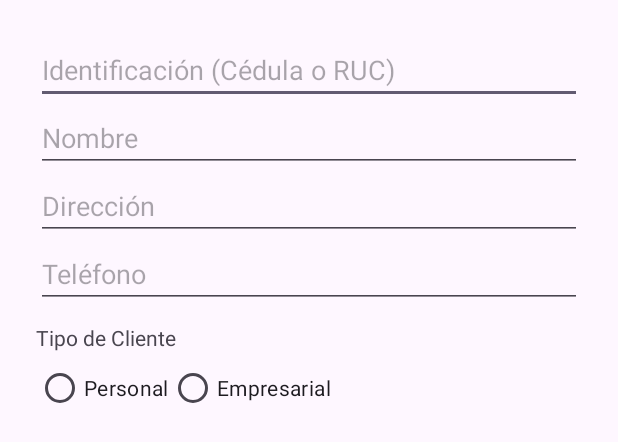
After one commit to Winareku/POO-P1-G03_FixMyRide, an Android app: the layout dialog_agregar_cliente.xml on its own in the app's theme, with its tools: preview values and no code run, on a phone screen of 412 x 824 dp. The commit adds this screen. Shown: the top 442 px of the screen. Run offline under Robolectric (Android 15) with nearby library versions, the phone set to English and light mode, and no system bars.

Commit message:
Administrar Clientes

```diff
--- a/Proyecto_Android/FixMyRide_Android/app/src/main/res/layout/activity_clientes.xml
+++ b/Proyecto_Android/FixMyRide_Android/app/src/main/res/layout/activity_clientes.xml
@@ -15,7 +15,7 @@
         android:textSize="22sp"
         android:textStyle="bold"
         android:layout_gravity="center"
-        android:marginBottom="12dp"/>
+        android:layout_marginBottom="12dp"/>
 
     <Button
         android:id="@+id/btnAgregarCliente"
@@ -23,7 +23,7 @@
         android:layout_height="wrap_content"
         android:layout_gravity="center"
         android:background="@drawable/rounded_green_button"
-        android:marginBottom="16dp"
+        android:layout_marginBottom="16dp"
         android:text="Agregar Cliente"
         android:textColor="#FFF" />
 
--- a/Proyecto_Android/FixMyRide_Android/app/src/main/res/layout/activity_main.xml
+++ b/Proyecto_Android/FixMyRide_Android/app/src/main/res/layout/activity_main.xml
@@ -44,14 +44,15 @@
         android:rowCount="4"
         app:layout_constraintBottom_toBottomOf="parent"
         app:layout_constraintEnd_toEndOf="parent"
+        app:layout_constraintHorizontal_bias="0.0"
         app:layout_constraintStart_toStartOf="parent"
         app:layout_constraintTop_toBottomOf="@+id/imageView"
         app:layout_constraintVertical_bias="0.0">
 
         <Button
             android:id="@+id/button1"
-            android:layout_width="0dp"
-            android:layout_height="0dp"
+            android:layout_width="7dp"
+            android:layout_height="32dp"
             android:layout_rowWeight="1"
             android:layout_columnWeight="1"
             android:layout_margin="8dp"
@@ -59,6 +60,7 @@
             android:text="Administrar clientes"
             android:textSize="18sp"
             android:textStyle="bold" />
+
 
         <Button
             android:id="@+id/button2"
--- /dev/null
+++ b/Proyecto_Android/FixMyRide_Android/app/src/main/res/layout/dialog_agregar_cliente.xml
@@ -0,0 +1,59 @@
+<?xml version="1.0" encoding="utf-8"?>
+<LinearLayout
+    xmlns:android="http://schemas.android.com/apk/res/android"
+    android:layout_width="match_parent"
+    android:layout_height="wrap_content"
+    android:orientation="vertical"
+    android:padding="24dp">
+
+    <EditText
+        android:id="@+id/etIdentificacion"
+        android:layout_width="match_parent"
+        android:layout_height="wrap_content"
+        android:hint="Identificación (Cédula o RUC)"
+        android:inputType="text"/>
+
+    <EditText
+        android:id="@+id/etNombre"
+        android:layout_width="match_parent"
+        android:layout_height="wrap_content"
+        android:hint="Nombre"/>
+
+    <EditText
+        android:id="@+id/etDireccion"
+        android:layout_width="match_parent"
+        android:layout_height="wrap_content"
+        android:hint="Dirección"/>
+
+    <EditText
+        android:id="@+id/etTelefono"
+        android:layout_width="match_parent"
+        android:layout_height="wrap_content"
+        android:hint="Teléfono"
+        android:inputType="phone"/>
+
+    <TextView
+        android:layout_width="wrap_content"
+        android:layout_height="wrap_content"
+        android:text="Tipo de Cliente"
+        android:layout_marginTop="10dp"/>
+
+    <RadioGroup
+        android:id="@+id/rgTipoCliente"
+        android:layout_width="match_parent"
+        android:layout_height="wrap_content"
+        android:orientation="horizontal">
+
+        <RadioButton
+            android:id="@+id/rbPersonal"
+            android:layout_width="wrap_content"
+            android:layout_height="wrap_content"
+            android:text="Personal"/>
+
+        <RadioButton
+            android:id="@+id/rbEmpresarial"
+            android:layout_width="wrap_content"
+            android:layout_height="wrap_content"
+            android:text="Empresarial"/>
+    </RadioGroup>
+</LinearLayout>
```
Also changed, not shown: Proyecto_Android/FixMyRide_Android/app/src/main/java/poo/espol/fixmyride/ClienteAdapter.java (added, +52 -0 lines), Proyecto_Android/FixMyRide_Android/app/src/main/java/poo/espol/fixmyride/ClientesActivity.java (+53 -10 lines), Proyecto_Android/FixMyRide_Android/app/src/main/java/poo/espol/fixmyride/MainActivity.java (+12 -11 lines), Proyecto_Android/FixMyRide_Android/app/src/main/res/layout/item_cliente.xml (+4 -4 lines).
